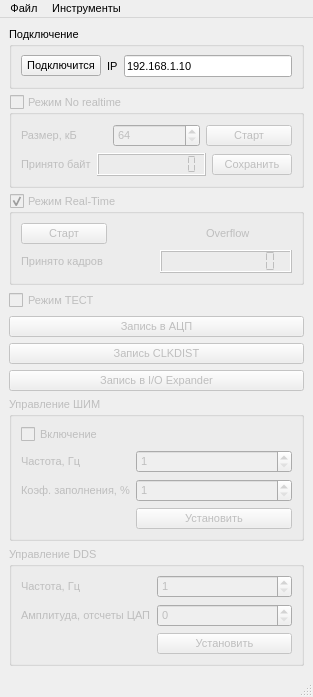
This is mainwindow.ui in reffum/digitizer_pc as Qt 5 draws it before an edit. The edited form follows.
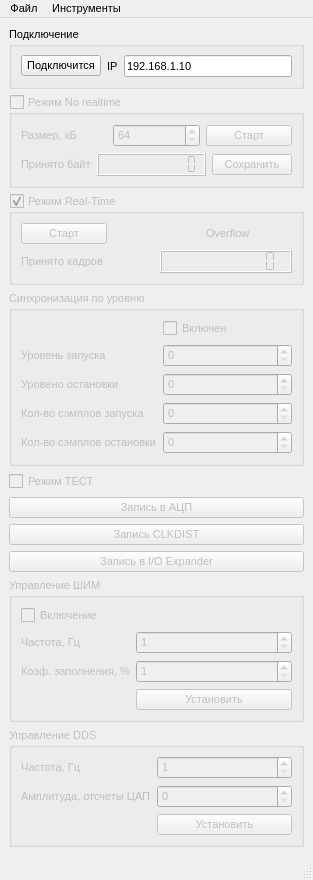
This is the edited form. Icons and pictures are not drawn. Custom widgets are drawn as their Qt base class.

Commit message: Add level sync control.

What changed in the file:
```diff
--- a/mainwindow.ui
+++ b/mainwindow.ui
@@ -7,7 +7,7 @@
     <x>0</x>
     <y>0</y>
     <width>306</width>
-    <height>692</height>
+    <height>880</height>
    </rect>
   </property>
   <property name="minimumSize">
@@ -238,6 +238,73 @@
       </layout>
      </widget>
     </item>
+    <item>
+     <widget class="QGroupBox" name="levelSync_groupBox">
+      <property name="enabled">
+       <bool>false</bool>
+      </property>
+      <property name="title">
+       <string>Синхронизация по уровню</string>
+      </property>
+      <layout class="QFormLayout" name="formLayout_3">
+       <item row="1" column="0">
+        <widget class="QLabel" name="label_9">
+         <property name="text">
+          <string>Уровень запуска</string>
+         </property>
+        </widget>
+       </item>
+       <item row="1" column="1">
+        <widget class="QSpinBox" name="levelSyncStartThr_spinBox">
+         <property name="maximum">
+          <number>65535</number>
+         </property>
+        </widget>
+       </item>
+       <item row="2" column="1">
+        <widget class="QSpinBox" name="levelSyncStopThr_spinBox">
+         <property name="maximum">
+          <number>65535</number>
+         </property>
+        </widget>
+       </item>
+       <item row="3" column="1">
+        <widget class="QSpinBox" name="levelSyncStartN_spinBox"/>
+       </item>
+       <item row="4" column="1">
+        <widget class="QSpinBox" name="levelSyncStopN_spinBox"/>
+       </item>
+       <item row="0" column="1">
+        <widget class="QCheckBox" name="levelSyncEnable_checkBox">
+         <property name="text">
+          <string>Включен</string>
+         </property>
+        </widget>
+       </item>
+       <item row="2" column="0">
+        <widget class="QLabel" name="label_10">
+         <property name="text">
+          <string>Уровено остановки</string>
+         </property>
+        </widget>
+       </item>
+       <item row="3" column="0">
+        <widget class="QLabel" name="label_11">
+         <property name="text">
+          <string>Кол-во сэмплов запуска</string>
+         </property>
+        </widget>
+       </item>
+       <item row="4" column="0">
+        <widget class="QLabel" name="label_12">
+         <property name="text">
+          <string>Кол-во сэмплов остановки</string>
+         </property>
+        </widget>
+       </item>
+      </layout>
+     </widget>
+    </item>
     <item>
      <widget class="QCheckBox" name="test_checkBox">
       <property name="enabled">
@@ -399,7 +466,7 @@
       <property name="sizeHint" stdset="0">
        <size>
         <width>20</width>
-        <height>131</height>
+        <height>49</height>
        </size>
       </property>
      </spacer>
```
Left out of the diff: 6 changed lines with no effect on the pictures. The commit also changes 6 other files.
